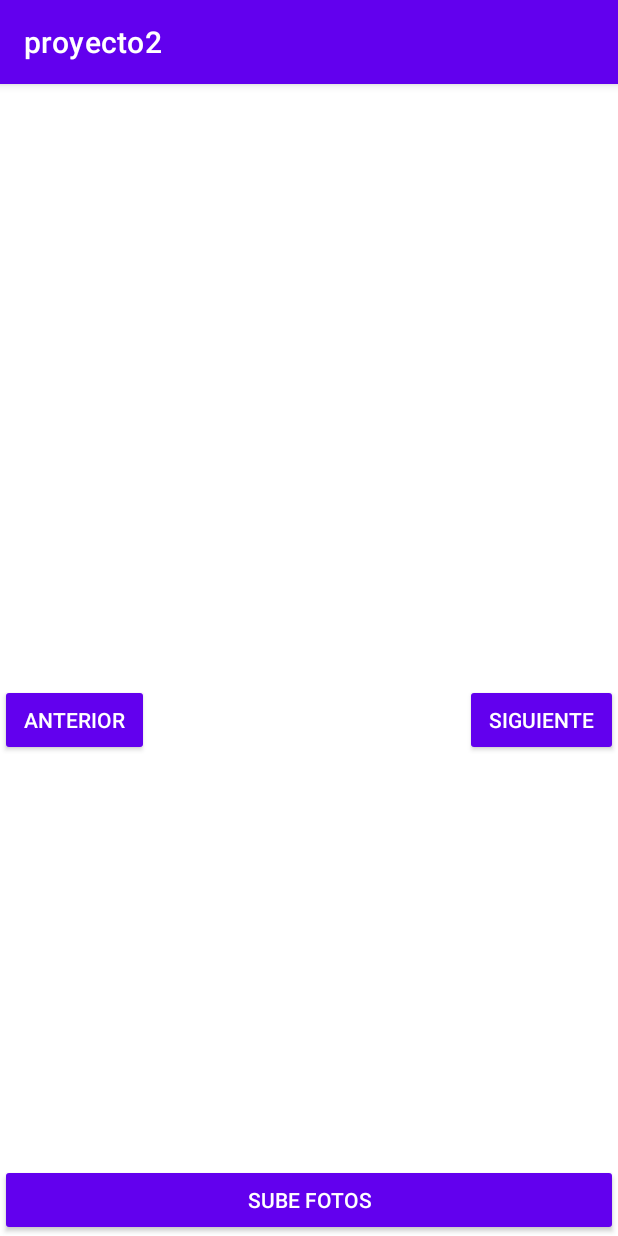
After one commit to elviejosam/IngSoftware, an Android app: the Galeria screen opened directly, with no data from a screen before it, on a phone screen of 412 x 824 dp. The commit adds this screen. Run offline under Robolectric (Android 15) with nearby library versions, the phone set to English and light mode, and no system bars.

Commit message:
se finaliza de manera exitosa la creacion de la galeria de multiples fotos

```diff
--- a/app/src/main/AndroidManifest.xml
+++ b/app/src/main/AndroidManifest.xml
@@ -15,6 +15,9 @@
         android:supportsRtl="true"
         android:theme="@style/Theme.Proyecto2"
         tools:targetApi="31">
+        <activity
+            android:name=".Galeria"
+            android:exported="false" />
         <activity
             android:name=".fotito"
             android:exported="false" />
--- /dev/null
+++ b/app/src/main/java/com/example/proyecto2/Galeria.java
@@ -0,0 +1,151 @@
+package com.example.proyecto2;
+
+import androidx.activity.result.ActivityResultLauncher;
+import androidx.activity.result.contract.ActivityResultContract;
+import androidx.activity.result.contract.ActivityResultContracts;
+import androidx.appcompat.app.AppCompatActivity;
+
+import android.app.Activity;
+import android.content.Intent;
+import android.net.Uri;
+import android.os.Bundle;
+import android.view.View;
+import android.widget.Button;
+import android.widget.ImageSwitcher;
+import android.widget.ImageView;
+import android.widget.Toast;
+import android.widget.ViewSwitcher;
+
+import java.util.ArrayList;
+
+public class Galeria extends AppCompatActivity {
+
+    private ImageSwitcher imageis;
+    private Button btAnterior;
+    private Button btSiguiente;
+    private Button btPickImagen;
+
+    private ArrayList<Uri> imagesUri;
+
+    private int position;
+
+    private ActivityResultLauncher<Intent> intentLaucher;
+
+    @Override
+    protected void onCreate(Bundle savedInstanceState) {
+        super.onCreate(savedInstanceState);
+        setContentView(R.layout.activity_galeria);
+
+        initViews();
+
+
+        imagesUri = new ArrayList<>();
+
+        setUpImage();
+
+        ActivityResult();
+
+        onClicksHandler();
+    }
+
+    private void initViews() {
+
+        imageis = findViewById(R.id.imageis);
+        btAnterior = findViewById(R.id.btAnterior);
+        btSiguiente = findViewById(R.id.btSiguiente);
+        btPickImagen = findViewById(R.id.btPickImagen);
+
+    }
+
+    private void pickImages(){
+        Intent intent = new Intent();
+        intent.setType("image/*");
+        intent.putExtra(Intent.EXTRA_ALLOW_MULTIPLE, true);
+        intent.setAction(Intent.ACTION_GET_CONTENT);
+
+        intentLaucher.launch(Intent.createChooser(intent, "selecciona imagenes"));
+    }
+
+    private void onClicksHandler(){
+        btAnterior.setOnClickListener(new View.OnClickListener() {
+            @Override
+            public void onClick(View view) {
+
+                if(position>0){
+                    position --;
+                    imageis.setImageURI(imagesUri.get(position));
+                }else{
+                    Toast.makeText(Galeria.this, "sin imagenes", Toast.LENGTH_SHORT).show();
+                }
+
+            }
+        });
+
+        btSiguiente.setOnClickListener(new View.OnClickListener() {
+            @Override
+            public void onClick(View view) {
+
+                if(position< imagesUri.size()-1){
+                    position++;
+                    imageis.setImageURI(imagesUri.get(position));
+                }else {
+                    Toast.makeText(Galeria.this, "no mas imagenes", Toast.LENGTH_SHORT).show();
+                }
+
+
+            }
+        });
+
+        btPickImagen.setOnClickListener(new View.OnClickListener() {
+            @Override
+            public void onClick(View view) {
+
+                pickImages();
+
+            }
+        });
+
+    }
+
+    private void setUpImage(){
+        imageis.setFactory(new ViewSwitcher.ViewFactory() {
+            @Override
+            public View makeView() {
+                return new ImageView(getApplicationContext());
+            }
+        });
+    }
+
+    private void ActivityResult(){
+
+        intentLaucher = registerForActivityResult(new ActivityResultContracts.StartActivityForResult(),
+                result ->{
+            if(result.getResultCode() == Activity.RESULT_OK){
+
+                Uri imageUri;
+
+                if(result.getData().getClipData() != null){
+
+
+                    int count = result.getData().getClipData().getItemCount();
+
+                    for (int i = 0; i< count;i++){
+                        imageUri = result.getData().getClipData().getItemAt(i).getUri();
+                        imagesUri.add(imageUri);
+
+                    }
+
+                }else {
+                    imageUri = result.getData().getData();
+                    imagesUri.add(imageUri);
+                }
+
+                imageis.setImageURI(imagesUri.get(0));
+                position = 0;
+
+            }
+                } );
+
+    }
+
+}
--- /dev/null
+++ b/app/src/main/res/layout/activity_galeria.xml
@@ -0,0 +1,41 @@
+<?xml version="1.0" encoding="utf-8"?>
+<RelativeLayout
+    xmlns:android="http://schemas.android.com/apk/res/android"
+    xmlns:app="http://schemas.android.com/apk/res-auto"
+    xmlns:tools="http://schemas.android.com/tools"
+    android:layout_width="match_parent"
+    android:layout_height="match_parent"
+    tools:context=".Galeria">
+
+    <ImageSwitcher
+        android:id="@+id/imageis"
+        android:layout_width="match_parent"
+        android:layout_height="400dp"/>
+
+    <Button
+        android:id="@+id/btAnterior"
+        android:layout_width="wrap_content"
+        android:layout_height="wrap_content"
+        android:text="Anterior"
+        android:layout_below="@id/imageis"
+        style="@style/Widget.AppCompat.Button.Colored"/>
+    <Button
+        android:id="@+id/btSiguiente"
+        android:layout_width="wrap_content"
+        android:layout_height="wrap_content"
+        android:text="siguiente"
+        android:layout_alignParentEnd="true"
+        android:layout_below="@id/imageis"
+        style="@style/Widget.AppCompat.Button.Colored"/>
+    <Button
+        android:id="@+id/btPickImagen"
+        android:layout_width="match_parent"
+        android:layout_height="wrap_content"
+        android:text="sube fotos"
+        android:layout_alignParentBottom="true"
+        style="@style/Widget.AppCompat.Button.Colored"/>
+
+
+
+
+</RelativeLayout>
```
Also changed, not shown: app/src/main/java/com/example/proyecto2/ui/gallery/GalleryFragment.java (+12 -3 lines).
